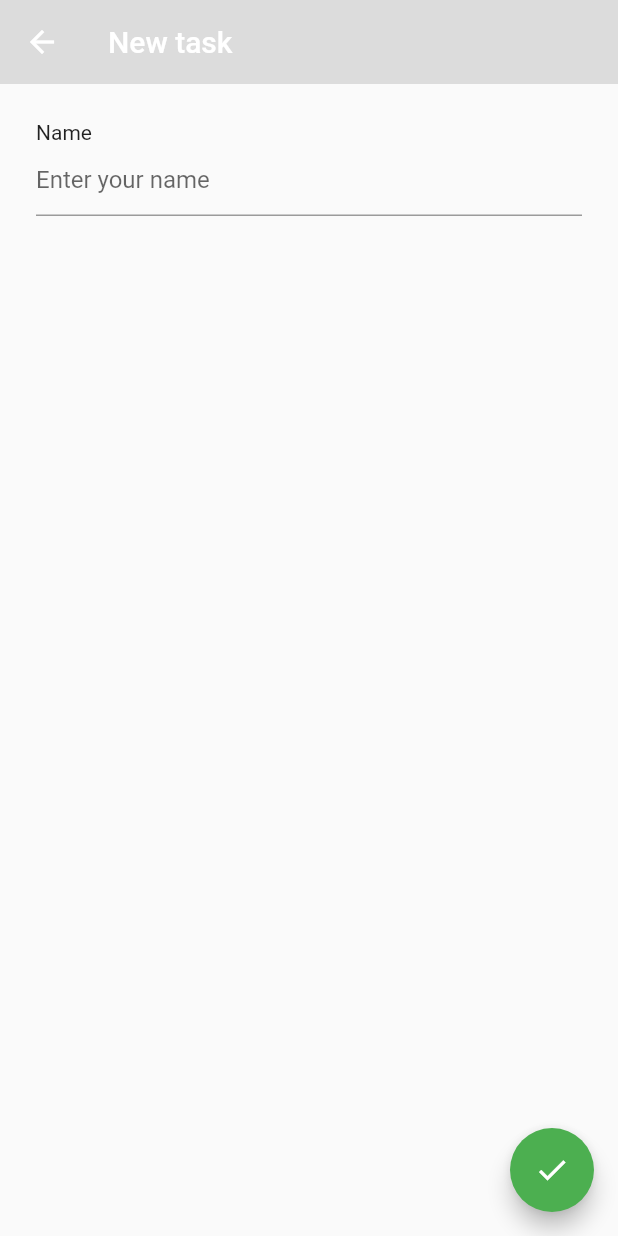
After one commit to JonasLiebschner/TakeYourTime, a Flutter app: the NewTaskView screen opened directly, on a phone screen of 412 x 824 dp. The commit adds this screen. Run offline on Flutter 3.47's test engine with Material 2 defaults, Android fonts, the phone set to English and light mode, and no system bars.

Commit message:
add new task view

```diff
--- a/plan_your_time/lib/screens/layout.dart
+++ b/plan_your_time/lib/screens/layout.dart
@@ -2,6 +2,7 @@ import 'package:flutter/material.dart';
 import 'package:plan_your_time/classes/item.dart';
 import 'package:plan_your_time/classes/task.dart';
 import 'package:plan_your_time/classes/tasklist.dart';
+import 'package:plan_your_time/screens/newtask.dart';
 import 'package:plan_your_time/screens/projects.dart';
 
 import 'drawer.dart';
@@ -53,6 +54,17 @@ class _LayoutState extends State<Layout> {
     });
   }
 
+  void addTask(Task newTask) {
+    setState(() {
+      selectedItem.addTask(newTask);
+      _children = <Widget>[
+        ListsScreen(),
+        HomeScreen(selectedTasklist: selectedItem),
+        ProjectsScreen(),
+      ];
+    });
+  }
+
   @override
   Widget build(BuildContext context) {
     return Scaffold(
@@ -90,6 +102,19 @@ class _LayoutState extends State<Layout> {
       floatingActionButton: FloatingActionButton(
         elevation: 5,
         child: Icon(Icons.add),
+        onPressed: () {
+          if (_selectedIndex == 1) {
+            setState(() {
+              Navigator.push(
+                context,
+                MaterialPageRoute(builder: (context) {
+                  return NewTaskView(parentAction: addTask,);
+                }),
+              );
+              //this.expanded = !expanded;
+            });
+          }
+        },
       ),
     );
   }
--- /dev/null
+++ b/plan_your_time/lib/screens/newtask.dart
@@ -0,0 +1,72 @@
+import 'package:flutter/material.dart';
+import 'package:plan_your_time/classes/item.dart';
+import 'package:plan_your_time/classes/task.dart';
+
+class NewTaskView extends StatefulWidget {
+
+  final void Function(Task value) parentAction;
+
+  const NewTaskView({Key key, this.parentAction}) : super(key: key);
+
+  @override
+  _NewTaskViewState createState() => _NewTaskViewState();
+}
+
+class _NewTaskViewState extends State<NewTaskView> {
+
+  TextEditingController textController;
+
+  @override
+  Widget build(BuildContext context) {
+    textController = TextEditingController(text: "");
+    return Scaffold(
+      appBar: AppBar(
+        backgroundColor: Colors.black12,
+        elevation: 0,
+        title: Text("New task"),
+      ),
+      body: Container(
+        margin: EdgeInsets.all(8),
+        child: Column(
+          mainAxisAlignment: MainAxisAlignment.start,
+          crossAxisAlignment: CrossAxisAlignment.start,
+          children: [
+            Container(  //Name Row
+                margin: const EdgeInsets.all(16),
+                child: Column(
+                  children: [
+                    Container(
+                      child: Align(
+                        alignment: Alignment.centerLeft,
+                        child: Text("Name"),
+                      ),
+                    ),
+                    Align(
+                      child: Container(
+                        child: Align(
+                          alignment: Alignment.centerLeft,
+                          child: TextField(
+                            controller: textController,
+                            decoration: InputDecoration(
+                                hintText: "Enter your name"
+                            ),
+                          ),
+                        ),
+                      ),
+                    ),
+                  ],
+                )
+            ),
+          ],
+        ),
+      ),
+      floatingActionButton: FloatingActionButton(
+          child: Icon(Icons.check),
+          onPressed: () {
+            widget.parentAction(new Task(textController.text));
+            Navigator.pop(context);
+          },
+      ),
+    );
+  }
+}
```
